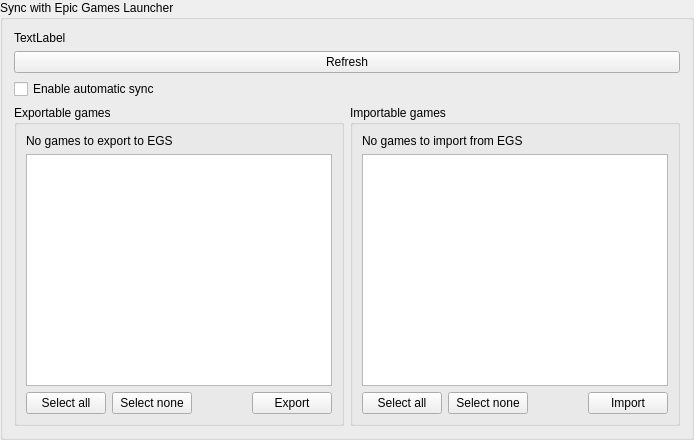
Qt form rare/ui/components/tabs/games/import_sync/egl_sync_widget.ui (RareDevs/Rare) before a commit.
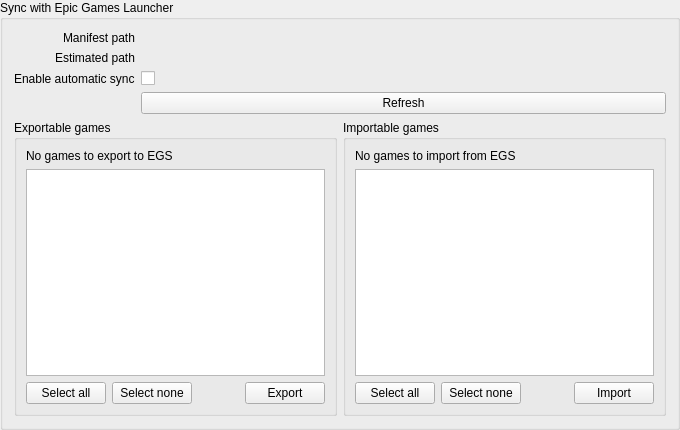
The same form after that commit.

Patch:
```diff
--- a/rare/ui/components/tabs/games/import_sync/egl_sync_widget.ui
+++ b/rare/ui/components/tabs/games/import_sync/egl_sync_widget.ui
@@ -6,8 +6,8 @@
    <rect>
     <x>0</x>
     <y>0</y>
-    <width>694</width>
-    <height>440</height>
+    <width>680</width>
+    <height>430</height>
    </rect>
   </property>
   <property name="windowTitle">
@@ -16,29 +16,11 @@
   <property name="title">
    <string>Sync with Epic Games Launcher</string>
   </property>
-  <layout class="QGridLayout" name="egl_sync_layout">
-   <item row="2" column="0">
-    <widget class="QPushButton" name="refresh_button">
-     <property name="text">
-      <string>Refresh</string>
-     </property>
-    </widget>
-   </item>
-   <item row="3" column="0">
-    <widget class="QCheckBox" name="egl_sync_check">
-     <property name="text">
-      <string>Enable automatic sync</string>
-     </property>
-    </widget>
-   </item>
-   <item row="1" column="0">
-    <widget class="QLabel" name="egl_path_info">
-     <property name="text">
-      <string>TextLabel</string>
-     </property>
-    </widget>
-   </item>
-   <item row="4" column="0">
+  <layout class="QFormLayout" name="egl_sync_layout">
+   <property name="labelAlignment">
+    <set>Qt::AlignRight|Qt::AlignTrailing|Qt::AlignVCenter</set>
+   </property>
+   <item row="4" column="0" colspan="2">
     <layout class="QHBoxLayout" name="export_import_layout">
      <item>
       <widget class="QGroupBox" name="export_group">
@@ -170,9 +152,51 @@
      </item>
     </layout>
    </item>
-   <item row="0" column="0">
+   <item row="0" column="1">
     <layout class="QVBoxLayout" name="egl_path_layout"/>
    </item>
+   <item row="0" column="0">
+    <widget class="QLabel" name="egl_path_label">
+     <property name="text">
+      <string>Manifest path</string>
+     </property>
+    </widget>
+   </item>
+   <item row="1" column="0">
+    <widget class="QLabel" name="egl_path_info_label">
+     <property name="text">
+      <string>Estimated path</string>
+     </property>
+    </widget>
+   </item>
+   <item row="1" column="1">
+    <widget class="QLabel" name="egl_path_info">
+     <property name="text">
+      <string notr="true"/>
+     </property>
+    </widget>
+   </item>
+   <item row="2" column="1">
+    <widget class="QCheckBox" name="egl_auto_check">
+     <property name="text">
+      <string notr="true"/>
+     </property>
+    </widget>
+   </item>
+   <item row="3" column="1">
+    <widget class="QPushButton" name="refresh_button">
+     <property name="text">
+      <string>Refresh</string>
+     </property>
+    </widget>
+   </item>
+   <item row="2" column="0">
+    <widget class="QLabel" name="egl_auto_check_label">
+     <property name="text">
+      <string>Enable automatic sync</string>
+     </property>
+    </widget>
+   </item>
   </layout>
  </widget>
  <resources/>
```
